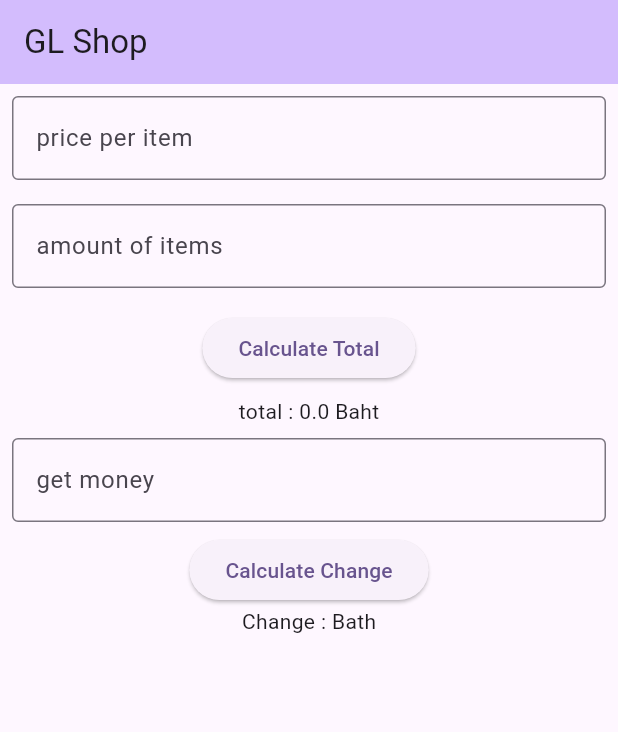
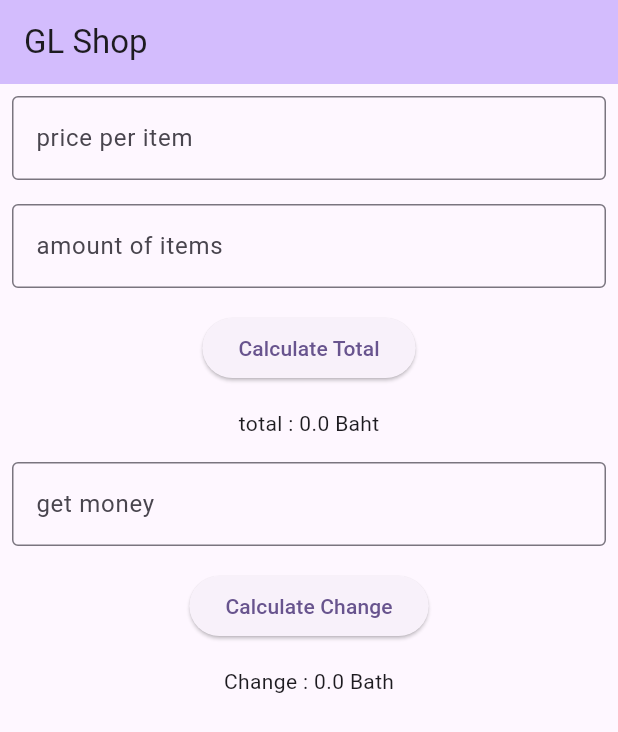
Before and after one commit to baaanaga/firstapp, a Flutter app: the screen it shows after launch, after a tap on "Calculate Change", on a phone screen of 412 x 824 dp. Shown: the top 732 px of the screen. Run offline on Flutter 3.47's test engine with Material 3 defaults, Android fonts, the phone set to English and light mode, and no system bars; our stand-ins replace material_ui.

Commit message:
Make showChangeText work & changecalculateButton work with receiveMoneyTextField Add SnackBar appear when change < total

```diff
--- a/lib/main.dart
+++ b/lib/main.dart
@@ -55,13 +55,22 @@ class _MyHomePageState extends State<MyHomePage> {
             padding: const EdgeInsets.all(8.0),
             child: calculateButton(),
           ),
-          showTotalText(),
+          Padding(
+            padding: const EdgeInsets.all(8.0),
+            child: showTotalText(),
+          ),
           Padding(
             padding: const EdgeInsets.all(8.0),
             child: receiveMoneyTextField("get money"),
           ),
-          changeCalculateButton(),
-          showChangeText(),
+          Padding(
+            padding: const EdgeInsets.all(8.0),
+            child: changeCalculateButton(),
+          ),
+          Padding(
+            padding: const EdgeInsets.all(8.0),
+            child: showChangeText(),
+          ),
         ],
       )
     );
@@ -97,6 +106,7 @@ class _MyHomePageState extends State<MyHomePage> {
 
   Widget receiveMoneyTextField(String text) {
       return TextField(
+        controller: change,
         decoration: InputDecoration(
           border: OutlineInputBorder(),
           labelText: text,
@@ -125,10 +135,22 @@ class _MyHomePageState extends State<MyHomePage> {
   }
 
   Widget changeCalculateButton() {
-    return ElevatedButton(onPressed: () {}, child: Text("Calculate Change"));
+    return ElevatedButton(
+      onPressed: () {
+        if (change.text.isNotEmpty) {
+          setState(() {
+            _change = double.parse(change.text) - _total;
+          });
+        }
+        if (double.parse(change.text) < _total) {
+        ScaffoldMessenger.of(
+          context,
+          ).showSnackBar(SnackBar(content: Text("money is not enough")));
+        }
+      }, child: Text("Calculate Change"));
   }
 
   Widget showChangeText() {
-    return Text("Change : Bath");
+    return Text("Change : $_change Bath");
   }
 }
```
